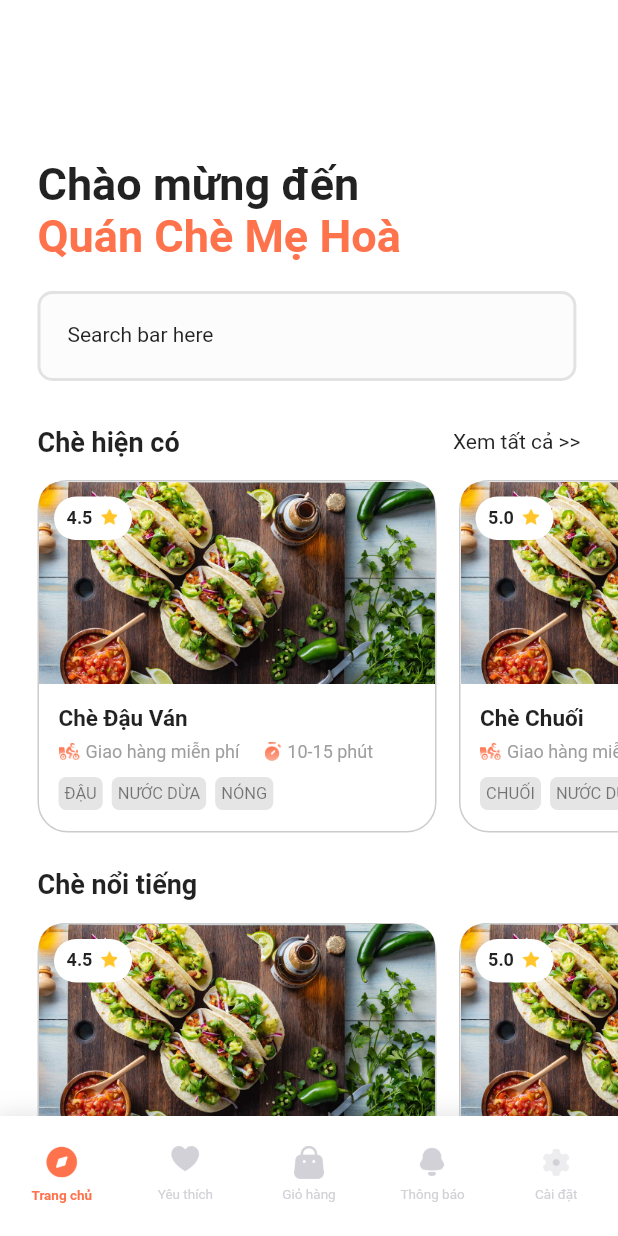
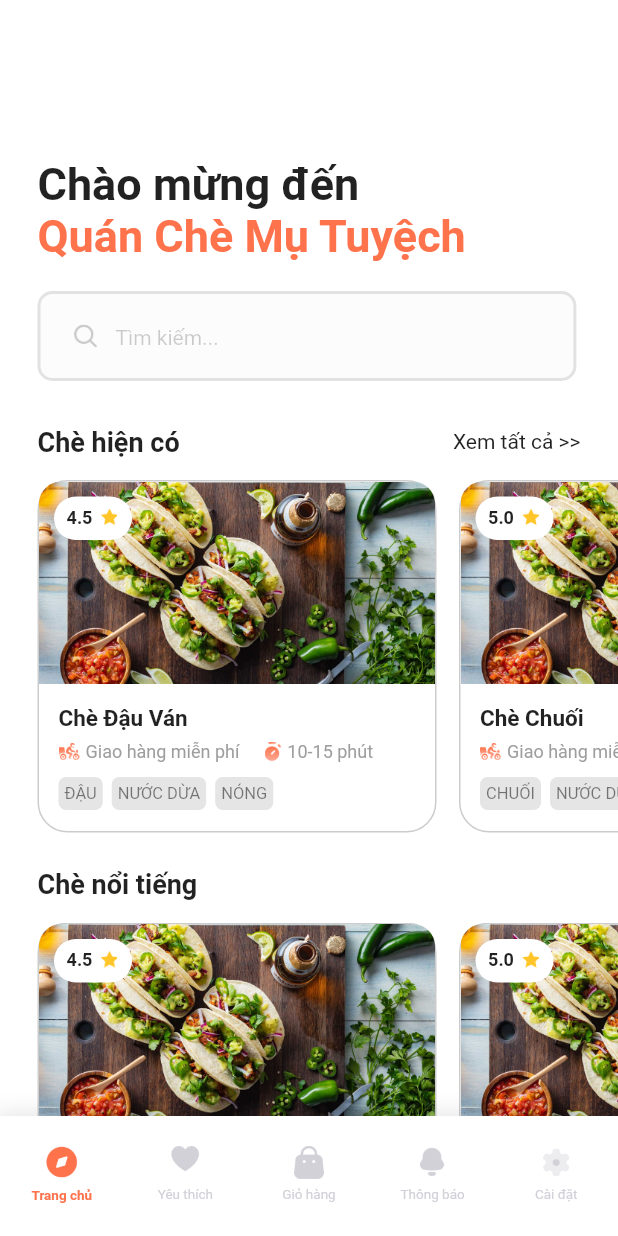
Before and after one commit to phongho63/momcookings, a Flutter app: the screen it shows after launch, on a phone screen of 412 x 824 dp. Run offline on Flutter 3.47's test engine with Material 2 defaults, Android fonts, the phone set to English and light mode, and no system bars; drawn by our look-alikes of modal_progress_hud_nsn; our stand-ins replace firebase_core, flutter_clean_architecture, geocoding, hexcolor, package_info_plus, shared_preferences; missing offline and left inert: month_year_picker; accounts and stored records are empty; Roboto replaces fonts that are missing (Poppins).

Commit message:
replacing search text with textfield, add onback for cart function

```diff
--- a/lib/app/assets/icon_assets.dart
+++ b/lib/app/assets/icon_assets.dart
@@ -11,4 +11,5 @@ class IconAssets {
   static const String icSaveFavorite = 'assets/icons/ic_save_favorite.png';
   static const String icAddPlus = 'assets/icons/ic_add_plus.png';
   static const String icReduceMinus = 'assets/icons/ic_reduce_minus.png';
+  static const String icSearch = 'assets/icons/ic_search.png';
 }
--- a/lib/app/pages/home/food_details/food_details_view.dart
+++ b/lib/app/pages/home/food_details/food_details_view.dart
@@ -236,7 +236,7 @@ class _FoodDetailsView
         padding: const EdgeInsets.only(bottom: 15),
         child: InkWell(
           onTap: () {
-            debugPrint("You purchased something!");
+            onBack();
           },
           child: SizedBox(
             height: 70,
--- a/lib/app/pages/home/home_page/home_page_view.dart
+++ b/lib/app/pages/home/home_page/home_page_view.dart
@@ -71,7 +71,7 @@ class _HomePageView extends BaseStateView<HomePageView, HomePageController> {
                 Padding(
                   padding: const EdgeInsets.symmetric(horizontal: 25),
                   child: Text(
-                    "Quán Chè Mẹ Hoà",
+                    "Quán Chè Mụ Tuyệch",
                     style: TextStyle(
                         fontFamily: 'Roboto',
                         fontWeight: FontWeight.w700,
@@ -156,11 +156,40 @@ class _HomePageView extends BaseStateView<HomePageView, HomePageController> {
             border: Border.all(color: Colors.black.withOpacity(0.1), width: 2),
             borderRadius: BorderRadius.circular(10),
             color: HexColor(Global.mColors["white_2"].toString())),
-        child: const Text(
-          "Search bar here",
-          style: TextStyle(
-              fontFamily: 'Roboto', fontSize: 14, fontWeight: FontWeight.w400),
-        ));
+        child: TextField(
+          cursorColor: Colors.black,
+          style: const TextStyle(
+            color: Colors.black,
+            fontFamily: 'Roboto',
+            fontWeight: FontWeight.w400,
+            fontSize: 14,
+          ),
+          onChanged: (value) {},
+          decoration: InputDecoration(
+            isDense: true,
+            contentPadding: const EdgeInsets.only(top: 2),
+            prefixIcon: Container(
+              alignment: Alignment.centerLeft,
+              child: Image.asset(
+                IconAssets.icSearch,
+                width: 24,
+                height: 24,
+                color: Colors.black,
+              ),
+            ),
+            prefixIconConstraints:
+            const BoxConstraints(maxWidth: 32, maxHeight: 24),
+            hintText: "Tìm kiếm...",
+            hintStyle: TextStyle(
+                color: Colors.black.withOpacity(0.2),
+                fontFamily: 'Roboto',
+                fontStyle: FontStyle.normal,
+                fontWeight: FontWeight.w400,
+                fontSize: 14),
+            border: InputBorder.none,
+          ),
+        ),
+    );
   }
 
   Widget _featuredItems(int index) {
```
Also changed, not shown: assets/icons/ic_search.png, 2 other files.
